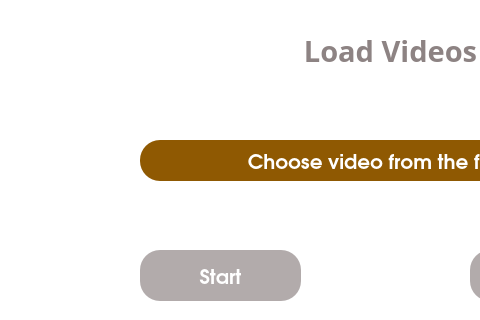
Bassel-A-Elazab/SocialDistancingDetecor_DesktopApplication_using_Pyhton-OpenCV-YOLO-Birds-Eye-View, file ui/load_video.ui: the form before one commit; both pictures show x 0 to 480 and y 0 to 320 of the 800 by 600 pixel window.
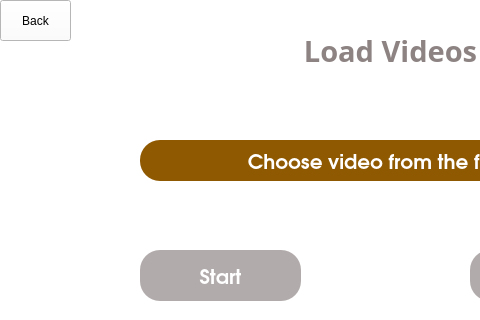
The form after the commit.

Commit message: Add a previous button to the previous Main Window

The edit to the form file:
```diff
--- a/ui/load_video.ui
+++ b/ui/load_video.ui
@@ -176,16 +176,19 @@
      <string>Start</string>
     </property>
    </widget>
-  </widget>
-  <widget class="QMenuBar" name="menubar">
+   <widget class="QPushButton" name="back">
    <property name="geometry">
     <rect>
      <x>0</x>
      <y>0</y>
-     <width>800</width>
-     <height>22</height>
-    </rect>
-   </property>
+      <width>71</width>
+      <height>41</height>
+     </rect>
+    </property>
+    <property name="text">
+     <string>Back</string>
+    </property>
+   </widget>
   </widget>
   <widget class="QStatusBar" name="statusbar"/>
  </widget>
```
Lines whose indentation alone changed are shown as unchanged. The commit also changes 1 other file.
